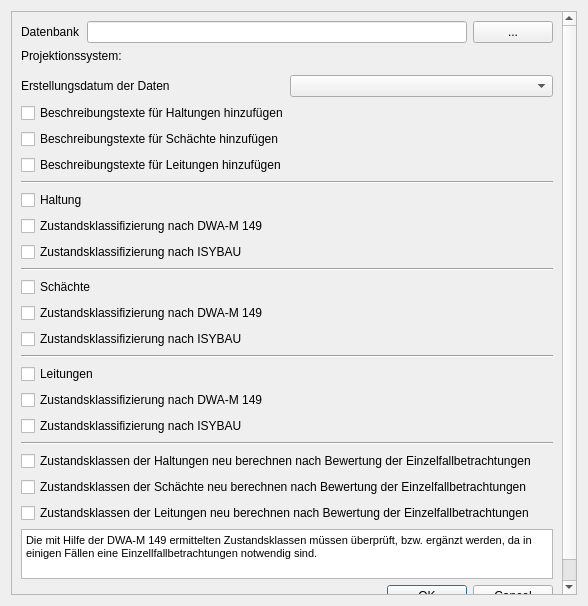
Qt form qkan/zustandsklassen/res/zustandsklassen_dialog_base.ui (hoettges/QKan) before a commit.
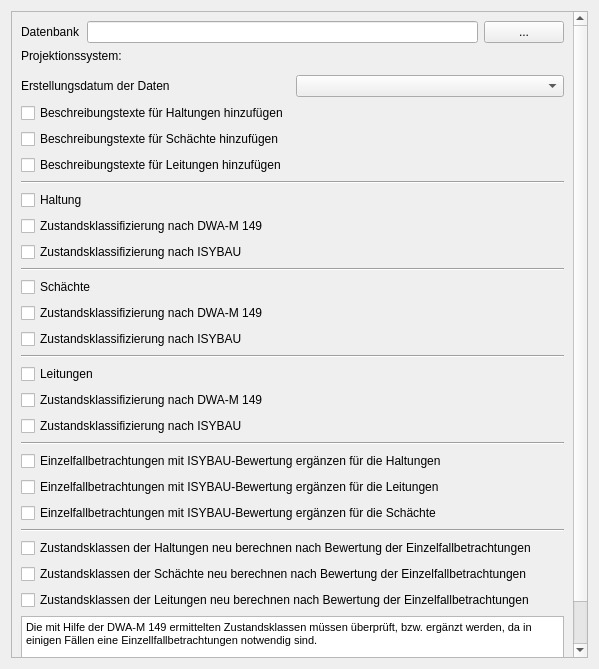
The same form after that commit. Custom widgets are drawn as their Qt base class.

The edit to the form file:
```diff
--- a/qkan/zustandsklassen/res/zustandsklassen_dialog_base.ui
+++ b/qkan/zustandsklassen/res/zustandsklassen_dialog_base.ui
@@ -6,8 +6,8 @@
    <rect>
     <x>0</x>
     <y>0</y>
-    <width>588</width>
-    <height>606</height>
+    <width>599</width>
+    <height>669</height>
    </rect>
   </property>
   <property name="windowTitle">
@@ -24,8 +24,8 @@
        <rect>
         <x>0</x>
         <y>0</y>
-        <width>568</width>
-        <height>586</height>
+        <width>579</width>
+        <height>649</height>
        </rect>
       </property>
       <layout class="QVBoxLayout" name="verticalLayout_3">
@@ -193,6 +193,34 @@
          </property>
         </widget>
        </item>
+       <item>
+        <widget class="Line" name="line_5">
+         <property name="orientation">
+          <enum>Qt::Horizontal</enum>
+         </property>
+        </widget>
+       </item>
+       <item>
+        <widget class="QCheckBox" name="checkBox_16">
+         <property name="text">
+          <string>Einzelfallbetrachtungen mit ISYBAU-Bewertung ergänzen für die Haltungen</string>
+         </property>
+        </widget>
+       </item>
+       <item>
+        <widget class="QCheckBox" name="checkBox_18">
+         <property name="text">
+          <string>Einzelfallbetrachtungen mit ISYBAU-Bewertung ergänzen für die Leitungen</string>
+         </property>
+        </widget>
+       </item>
+       <item>
+        <widget class="QCheckBox" name="checkBox_17">
+         <property name="text">
+          <string>Einzelfallbetrachtungen mit ISYBAU-Bewertung ergänzen für die Schächte</string>
+         </property>
+        </widget>
+       </item>
        <item>
         <widget class="Line" name="line_3">
          <property name="orientation">
```
